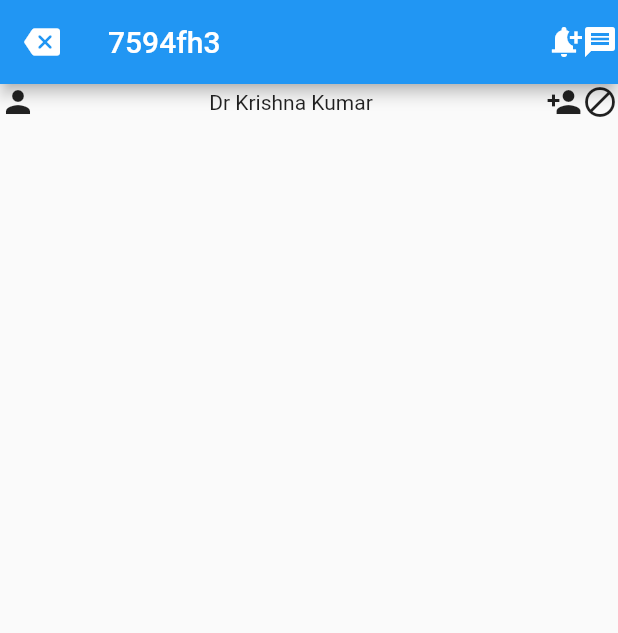
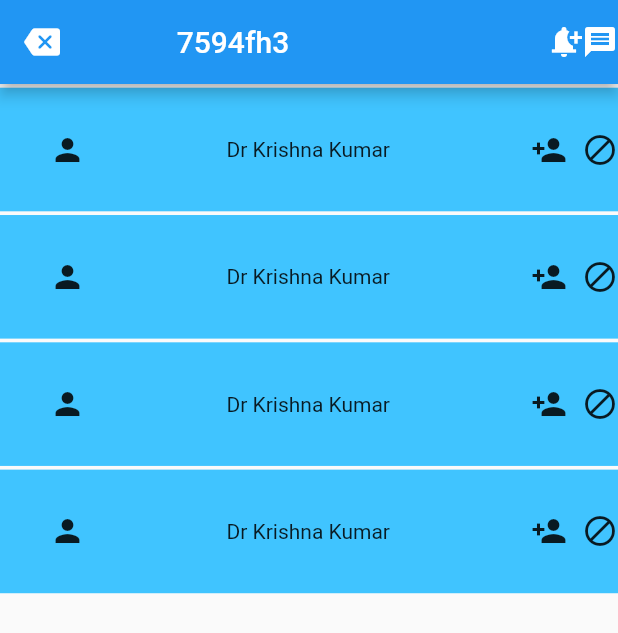
Before and after one commit to AshAman999/FUNZONE, a Flutter app: the WaitingLobby screen opened directly, on a phone screen of 412 x 824 dp. Shown: the top 633 px of the screen. Run offline on Flutter 3.47's test engine with Material 2 defaults, Android fonts, the light colour scheme and no system bars; our stand-ins replace firebase_auth, firebase_core, flutter_login, sizer; accounts and stored records are empty.

Commit message:
ui desings done

```diff
--- /dev/null
+++ b/lib/Models/Profile.dart
@@ -0,0 +1,7 @@
+class Person {
+  String name, imgurl, about, email, id;
+  List<Person> friends;
+  List<Person> blocked;
+
+  Person(this.name, this.about, this.email, this.id, this.imgurl, this.friends,this.blocked);
+}
--- a/lib/screens/lobby.dart
+++ b/lib/screens/lobby.dart
@@ -1,4 +1,5 @@
 import 'package:flutter/material.dart';
+import 'package:sizer/sizer.dart';
 
 class WaitingLobby extends StatelessWidget {
   const WaitingLobby({Key? key}) : super(key: key);
@@ -7,6 +8,7 @@ class WaitingLobby extends StatelessWidget {
   Widget build(BuildContext context) {
     return Scaffold(
       appBar: AppBar(
+        titleSpacing: 15.w,
         title: Text("7594fh3"),
         leading: Icon(Icons.backspace_rounded),
         actions: [
@@ -17,18 +19,93 @@ class WaitingLobby extends StatelessWidget {
       body: SingleChildScrollView(
         child: Column(
           children: [
+            Container(
+              margin: EdgeInsets.only(top: 0.3.h),
+              color: Colors.lightBlueAccent,
+              height: 10.h,
+              child: Row(
+                mainAxisAlignment: MainAxisAlignment.spaceBetween,
+                children: [
+                  Container(
+                      padding: EdgeInsets.only(left: 8.w),
+                      child: Icon(Icons.person)),
+                  Text("Dr Krishna Kumar"),
                   Row(
                     mainAxisAlignment: MainAxisAlignment.spaceBetween,
                     children: [
-                Icon(Icons.person),
-                Text("Dr Krishna Kumar"),
-                Row(
-                  children: [
                       Icon(Icons.person_add),
+                      SizedBox(width: 10),
                       Icon(Icons.block),
                     ],
                   )
                 ],
+              ),
+            ),
+            Container(
+              margin: EdgeInsets.only(top: 0.3.h),
+              color: Colors.lightBlueAccent,
+              height: 10.h,
+              child: Row(
+                mainAxisAlignment: MainAxisAlignment.spaceBetween,
+                children: [
+                  Container(
+                      padding: EdgeInsets.only(left: 8.w),
+                      child: Icon(Icons.person)),
+                  Text("Dr Krishna Kumar"),
+                  Row(
+                    mainAxisAlignment: MainAxisAlignment.spaceBetween,
+                    children: [
+                      Icon(Icons.person_add),
+                      SizedBox(width: 10),
+                      Icon(Icons.block),
+                    ],
+                  )
+                ],
+              ),
+            ),
+            Container(
+              margin: EdgeInsets.only(top: 0.3.h),
+              color: Colors.lightBlueAccent,
+              height: 10.h,
+              child: Row(
+                mainAxisAlignment: MainAxisAlignment.spaceBetween,
+                children: [
+                  Container(
+                      padding: EdgeInsets.only(left: 8.w),
+                      child: Icon(Icons.person)),
+                  Text("Dr Krishna Kumar"),
+                  Row(
+                    mainAxisAlignment: MainAxisAlignment.spaceBetween,
+                    children: [
+                      Icon(Icons.person_add),
+                      SizedBox(width: 10),
+                      Icon(Icons.block),
+                    ],
+                  )
+                ],
+              ),
+            ),
+            Container(
+              margin: EdgeInsets.only(top: 0.3.h),
+              color: Colors.lightBlueAccent,
+              height: 10.h,
+              child: Row(
+                mainAxisAlignment: MainAxisAlignment.spaceBetween,
+                children: [
+                  Container(
+                      padding: EdgeInsets.only(left: 8.w),
+                      child: Icon(Icons.person)),
+                  Text("Dr Krishna Kumar"),
+                  Row(
+                    mainAxisAlignment: MainAxisAlignment.spaceBetween,
+                    children: [
+                      Icon(Icons.person_add),
+                      SizedBox(width: 10),
+                      Icon(Icons.block),
+                    ],
+                  )
+                ],
+              ),
             )
           ],
         ),
```
Lines whose indentation alone changed are shown as unchanged.
